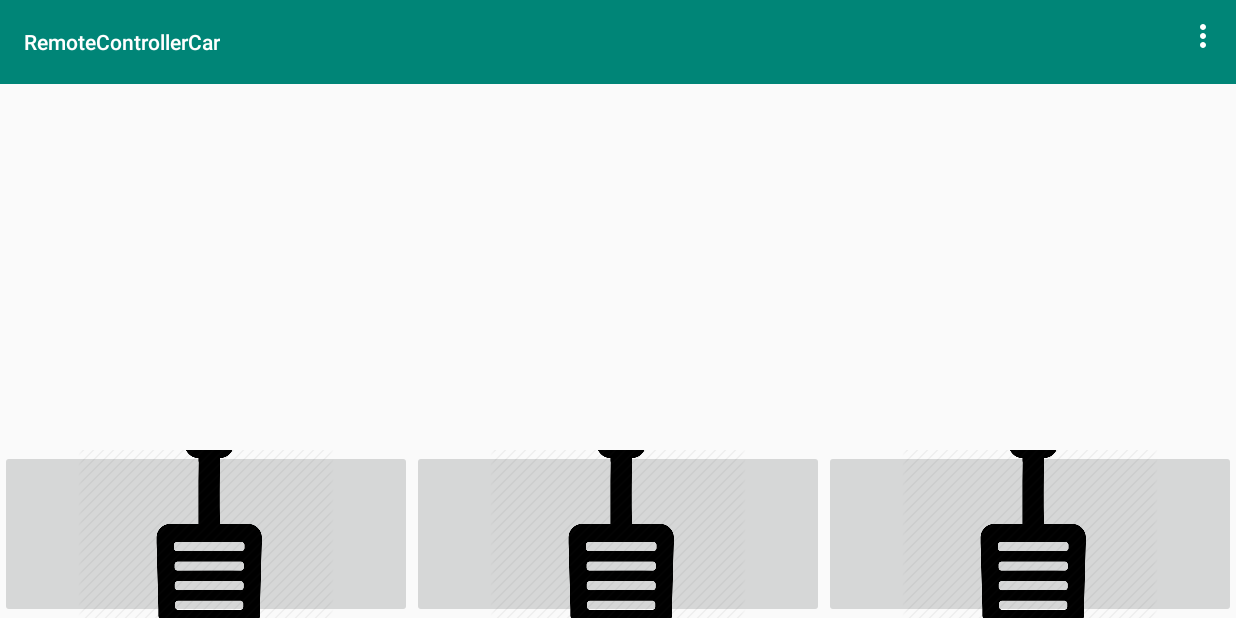
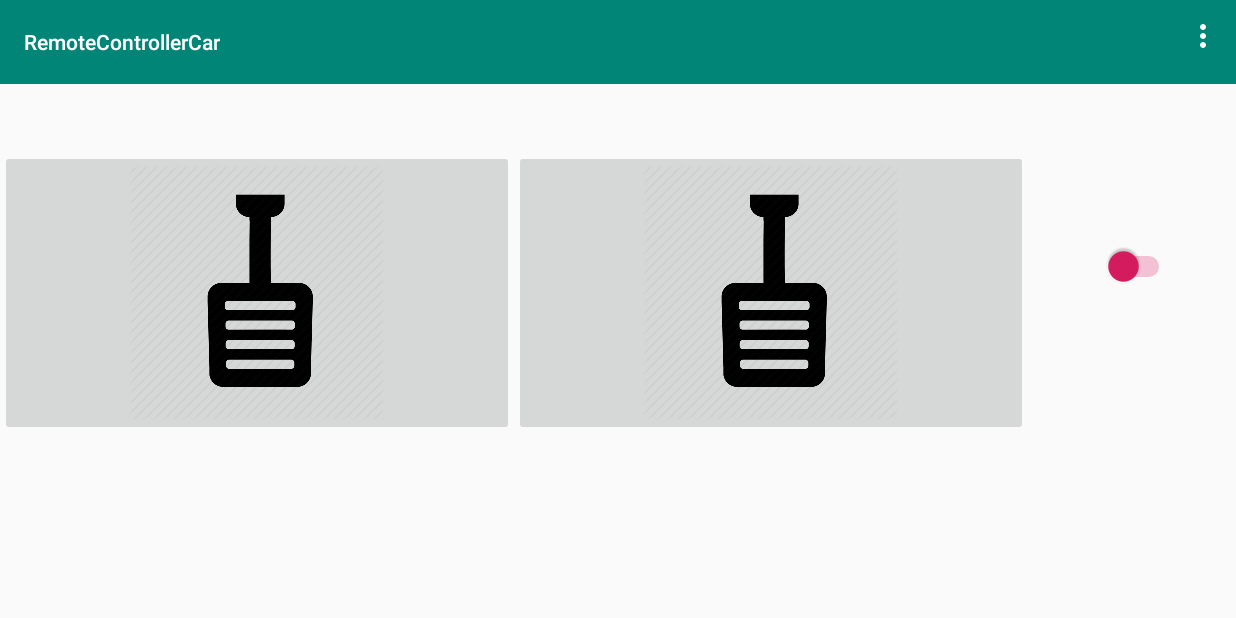
Before and after one commit to msequino/RemoteControllerCar, an Android app: the screen it shows after launch (MainActivity), on a phone screen of 824 x 412 dp (held sideways). Run offline under Robolectric (Android 15) with nearby library versions, the light colour scheme and no system bars.

Commit message:
changed reverse pedal with a switch

```diff
--- a/app/src/main/java/com/example/remotecontrollercar/engine/IEngine.kt
+++ b/app/src/main/java/com/example/remotecontrollercar/engine/IEngine.kt
@@ -1,9 +1,10 @@
 package com.example.remotecontrollercar.engine
 
 import com.example.remotecontrollercar.MessagePayload
+import kotlinx.coroutines.Deferred
 
 interface IEngine {
-    suspend fun turnOn()
+    suspend fun turnOn(): Deferred<Boolean>
     suspend fun send(messagePayload: MessagePayload)
     suspend fun close()
 }
--- a/app/src/main/java/com/example/remotecontrollercar/engine/wifi/WifiEngine.kt
+++ b/app/src/main/java/com/example/remotecontrollercar/engine/wifi/WifiEngine.kt
@@ -2,9 +2,10 @@ package com.example.remotecontrollercar.engine.wifi
 
 import com.example.remotecontrollercar.MessagePayload
 import com.example.remotecontrollercar.engine.IEngine
+import kotlinx.coroutines.Deferred
 
 class WifiEngine : IEngine {
-    override suspend fun turnOn() {
+    override suspend fun turnOn() : Deferred<Boolean> {
         TODO("Not yet implemented")
     }
 
--- a/app/src/main/res/layout/content_main.xml
+++ b/app/src/main/res/layout/content_main.xml
@@ -8,18 +8,35 @@
         app:layout_behavior="@string/appbar_scrolling_view_behavior"
         tools:showIn="@layout/activity_main"
         tools:context=".MainActivity" android:visibility="visible" android:orientation="horizontal"
-        android:layout_marginTop="300dp" app:layout_constraintWidth_max="50dp" app:layout_constraintWidth_percent="10"
+        android:layout_marginTop="100dp" app:layout_constraintWidth_max="50dp" app:layout_constraintWidth_percent="10"
 >
+
+    <LinearLayout
+            android:orientation="horizontal"
+            android:layout_width="match_parent"
+            android:layout_height="match_parent" android:layout_weight="1">
         <ImageButton
                 android:layout_width="wrap_content"
                 android:layout_height="wrap_content" app:srcCompat="@mipmap/pedal" android:id="@+id/throttlePedal"
                 android:layout_weight="1" android:contentDescription="@string/throttle_pedal"/>
+
         <ImageButton
                 android:layout_width="wrap_content"
                 android:layout_height="wrap_content" app:srcCompat="@mipmap/pedal" android:id="@+id/breakPedal"
                 android:layout_weight="1" android:contentDescription="@string/break_pedal"/>
-    <ImageButton
-            android:layout_width="wrap_content"
-            android:layout_height="wrap_content" app:srcCompat="@mipmap/pedal" android:id="@+id/reversePedal"
-            android:layout_weight="1" android:contentDescription="@string/reverse_pedal"/>
     </LinearLayout>
+
+    <LinearLayout
+            android:orientation="vertical"
+            android:layout_width="277dp"
+            android:layout_height="match_parent" android:layout_weight="1">
+        <Switch
+                android:textOn="@string/active_forward" android:textOff="@string/active_reverse"
+                android:layout_width="match_parent"
+                android:layout_height="wrap_content" android:id="@+id/runForward" android:layout_marginRight="50dp"
+                android:checked="true"
+                android:translationY="@android:dimen/notification_large_icon_height"
+                android:textAllCaps="true" android:rotation="180" android:translationX="50dp"/>
+    </LinearLayout>
+
+</LinearLayout>
--- a/app/src/main/res/values/strings.xml
+++ b/app/src/main/res/values/strings.xml
@@ -8,5 +8,7 @@
     <string name="throttle_pedal">Run</string>
     <string name="break_pedal">Break</string>
     <string name="reverse_pedal">Reverse</string>
+    <string name="active_forward">F</string>
+    <string name="active_reverse">R</string>
 
 </resources>
```
Also changed, not shown: app/src/main/java/com/example/remotecontrollercar/MainActivity.kt (+30 -16 lines), app/src/main/java/com/example/remotecontrollercar/engine/DrivingCommand.kt (+25 -13 lines), app/src/main/java/com/example/remotecontrollercar/engine/bluetooth/BluetoothEngine.kt (+11 -6 lines). Lines whose indentation alone changed are shown as unchanged.
